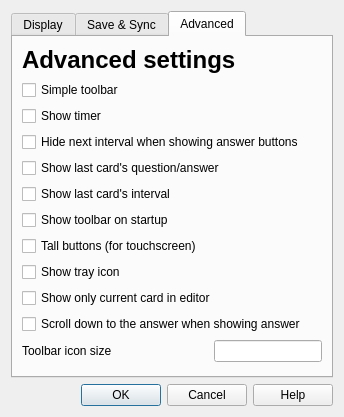
Qt form designer/preferences.ui (ankitects/anki) before a commit.
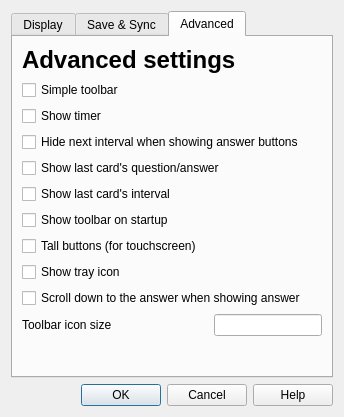
The same form after that commit. The open tabs and pages were chosen to show the change.

Commit message: remove 'show only current' option again

```diff
--- a/designer/preferences.ui
+++ b/designer/preferences.ui
@@ -435,13 +435,6 @@
           </widget>
          </item>
          <item row="9" column="0" >
-          <widget class="QCheckBox" name="editCurrentOnly" >
-           <property name="text" >
-            <string>Show only current card in editor</string>
-           </property>
-          </widget>
-         </item>
-         <item row="10" column="0" >
           <widget class="QCheckBox" name="scrollToAnswer" >
            <property name="text" >
             <string>Scroll down to the answer when showing answer</string>
```
Left out of the diff: 1 changed line with no effect on the pictures. The commit also changes 3 other files.
